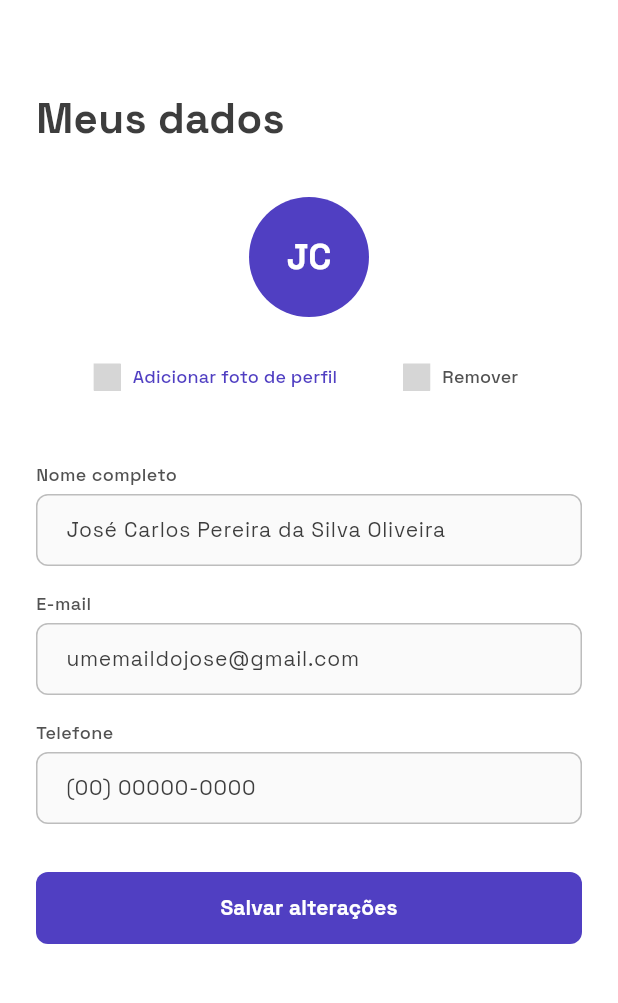
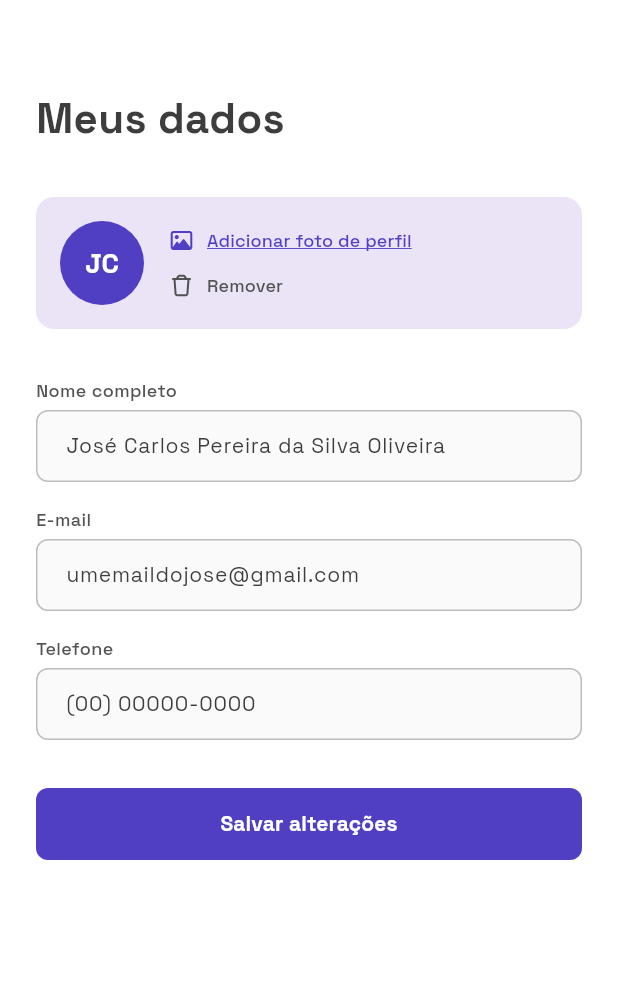
Before and after one commit to ltbreno/trabalheja, a Flutter app: the ProfileDataPage screen opened directly, on a phone screen of 412 x 824 dp, the part 58-1061 px from its top. Run offline on Flutter 3.47's test engine with Material 3 defaults, Android fonts, the light colour scheme and no system bars; our stand-ins replace dotted_border, flutter_svg, google_maps_flutter, image_picker, mask_text_input_formatter, supabase_flutter; accounts and stored records are empty; project files that could hold a hidden picture were left out; grey boxes are pictures that could not be loaded.

Commit message:
Add new icons and enhance account management features
- Introduced new SVG icons: camera, checkmark_circle, search, and trash for improved UI.
- Added `checkmark_circle.png` image asset.
- Updated `app.dart` to replace `WelcomePage` with `MainAppShell` for better navigation.
- Enhanced `AccountPage` with new support and FAQ pages, improving user experience.
- Refactored list tile components for better styling and functionality.
- Implemented `SupportPage` for user inquiries and feedback.
- Created `FaqPage` to address common user questions with a search feature.

```diff
--- a/lib/app/view/app.dart
+++ b/lib/app/view/app.dart
@@ -1,8 +1,7 @@
 import 'package:flutter/material.dart';
 import 'package:trabalheja/core/constants/app_colors.dart';
 import 'package:trabalheja/core/constants/app_typography.dart';
-import 'package:trabalheja/features/auth/view/welcome_page.dart';
-
+import 'package:trabalheja/core/widgets/MainAppShell.dart';
 
 class App extends StatelessWidget {
   const App({super.key});
@@ -64,7 +63,7 @@ class App extends StatelessWidget {
         ),
         textTheme: _buildTextTheme(baseTheme.textTheme),
       ),
-      home: const WelcomePage(),
+      home: const MainAppShell(),
     );
   }
 }
--- a/lib/features/account/view/profile_data_page.dart
+++ b/lib/features/account/view/profile_data_page.dart
@@ -1,6 +1,7 @@
 import 'package:flutter/material.dart';
 import 'package:flutter_svg/flutter_svg.dart';
 import 'package:trabalheja/core/constants/app_colors.dart';
+import 'package:trabalheja/core/constants/app_radius.dart';
 import 'package:trabalheja/core/constants/app_spacing.dart';
 import 'package:trabalheja/core/constants/app_typography.dart';
 import 'package:trabalheja/features/home/widgets/app.button.dart';
@@ -144,48 +145,74 @@ class _ProfileDataPageState extends State<ProfileDataPage> {
   }
 
   Widget _buildAvatarSection() {
-    return Column(
+    return Container(
+      padding: const EdgeInsets.all(AppSpacing.spacing16),
+      decoration: BoxDecoration(
+        color: AppColorsPrimary.primary100,
+        borderRadius: AppRadius.radius12,
+      ),
+      child: Row(
+        crossAxisAlignment: CrossAxisAlignment.center,
         children: [
           CircleAvatar(
-          radius: 40,
+            radius: 28,
             backgroundColor: AppColorsPrimary.primary900,
             child: Text(
               'JC',
-            style: AppTypography.heading2.copyWith(color: AppColorsNeutral.neutral0),
+              style: AppTypography.heading4.copyWith(color: AppColorsNeutral.neutral0),
             ),
           ),
-        const SizedBox(height: AppSpacing.spacing16),
-        Row(
-          mainAxisAlignment: MainAxisAlignment.center,
+          const SizedBox(width: AppSpacing.spacing16),
+          Expanded(
+            child: Column(
+              crossAxisAlignment: CrossAxisAlignment.start,
+              mainAxisSize: MainAxisSize.min,
               children: [
                 TextButton.icon(
+                  style: TextButton.styleFrom(
+                    padding: EdgeInsets.zero,
+                    minimumSize: const Size(0, 0),
+                    tapTargetSize: MaterialTapTargetSize.shrinkWrap,
+                  ),
                   icon: SvgPicture.asset(
-                'assets/icons/camera.svg', // Use o ícone correto
+                    'assets/icons/camera.svg',
                     height: 18,
                     colorFilter: ColorFilter.mode(AppColorsPrimary.primary900, BlendMode.srcIn),
                   ),
                   label: Text(
                     'Adicionar foto de perfil',
-                style: AppTypography.captionMedium.copyWith(color: AppColorsPrimary.primary900),
+                    style: AppTypography.captionMedium.copyWith(
+                      color: AppColorsPrimary.primary900,
+                      decoration: TextDecoration.underline,
+                    ),
                   ),
                   onPressed: _addPhoto,
                 ),
-            const SizedBox(width: AppSpacing.spacing16),
+                const SizedBox(height: AppSpacing.spacing12),
                 TextButton.icon(
+                  style: TextButton.styleFrom(
+                    padding: EdgeInsets.zero,
+                    minimumSize: const Size(0, 0),
+                    tapTargetSize: MaterialTapTargetSize.shrinkWrap,
+                  ),
                   icon: SvgPicture.asset(
-                'assets/icons/trash.svg', // Use o ícone correto
+                    'assets/icons/trash.svg',
                     height: 18,
                     colorFilter: ColorFilter.mode(AppColorsNeutral.neutral700, BlendMode.srcIn),
                   ),
                   label: Text(
                     'Remover',
-                 style: AppTypography.captionMedium.copyWith(color: AppColorsNeutral.neutral700),
+                    style: AppTypography.captionMedium.copyWith(
+                      color: AppColorsNeutral.neutral700,
+                    ),
                   ),
                   onPressed: _removePhoto,
                 ),
               ],
             ),
+          ),
         ],
+      ),
     );
   }
 }
--- a/lib/features/home/widgets/app_text_field.dart
+++ b/lib/features/home/widgets/app_text_field.dart
@@ -20,6 +20,10 @@ class AppTextField extends StatelessWidget {
   final ValueChanged<String>? onChanged;
   final FocusNode? focusNode;
   final List<TextInputFormatter>? inputFormatters;
+  final Color? textColor; // Cor do texto digitado
+  final Color? iconColor; // Cor dos ícones (prefixo/sufixo)
+  final int? minLines; // Linhas mínimas para altura variável
+  final int? maxLines; // Linhas máximas
 
   const AppTextField({
     super.key,
@@ -35,11 +39,15 @@ class AppTextField extends StatelessWidget {
     this.onChanged,
     this.focusNode,
     this.inputFormatters,
+    this.textColor,
+    this.iconColor,
+    this.minLines,
+    this.maxLines,
   });
 
   @override
   Widget build(BuildContext context) {
-    final Color iconColor = AppColorsNeutral.neutral500;
+    final Color resolvedIconColor = iconColor ?? AppColorsNeutral.neutral500;
     final Color borderColor = AppColorsNeutral.neutral300;
     final Color focusedBorderColor = AppColorsPrimary.primary500;
     final Color fillColor = AppColorsNeutral.neutral50;
@@ -61,7 +69,9 @@ class AppTextField extends StatelessWidget {
           onChanged: onChanged,
           focusNode: focusNode,
           inputFormatters: inputFormatters,
-          style: AppTypography.contentRegular.copyWith(color: AppColorsNeutral.neutral900), // Estilo do texto digitado
+          minLines: minLines,
+          maxLines: obscureText ? 1 : maxLines,
+          style: AppTypography.contentRegular.copyWith(color: textColor ?? AppColorsNeutral.neutral900), // Estilo do texto digitado
           decoration: InputDecoration(
             hintText: hintText,
             hintStyle: AppTypography.contentRegular.copyWith(color: AppColorsNeutral.neutral400), // Estilo do placeholder
@@ -78,7 +88,7 @@ class AppTextField extends StatelessWidget {
                       prefixIconPath!,
                       height: 20,
                       width: 20,
-                      colorFilter: ColorFilter.mode(iconColor, BlendMode.srcIn),
+                      colorFilter: ColorFilter.mode(resolvedIconColor, BlendMode.srcIn),
                     ),
                   )
                 : null,
@@ -93,7 +103,7 @@ class AppTextField extends StatelessWidget {
                          suffixIconPath!,
                          height: 20,
                          width: 20,
-                         colorFilter: ColorFilter.mode(iconColor, BlendMode.srcIn),
+                          colorFilter: ColorFilter.mode(resolvedIconColor, BlendMode.srcIn),
                        ),
                      ),
                    )
```
Also changed, not shown: lib/features/account/view/account_page.dart (+26 -35 lines), lib/features/account/view/faq_page.dart (added, +190 -0 lines), lib/features/account/view/security_password_page.dart (+7 -1 lines), lib/features/account/view/support_page.dart (added, +145 -0 lines), assets/icons/camera.svg (added), assets/icons/checkmark_circle.svg (added), assets/icons/search.svg (added), assets/icons/trash.svg (added), assets/images/checkmark_circle.png (added). Lines whose indentation alone changed are shown as unchanged.
